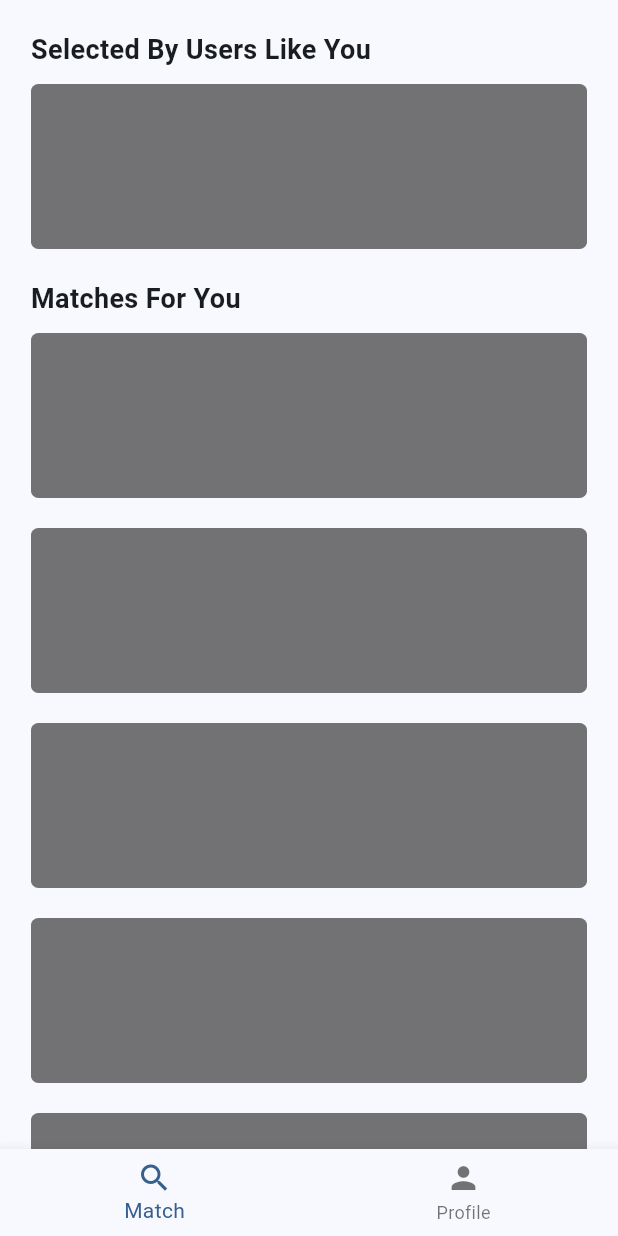
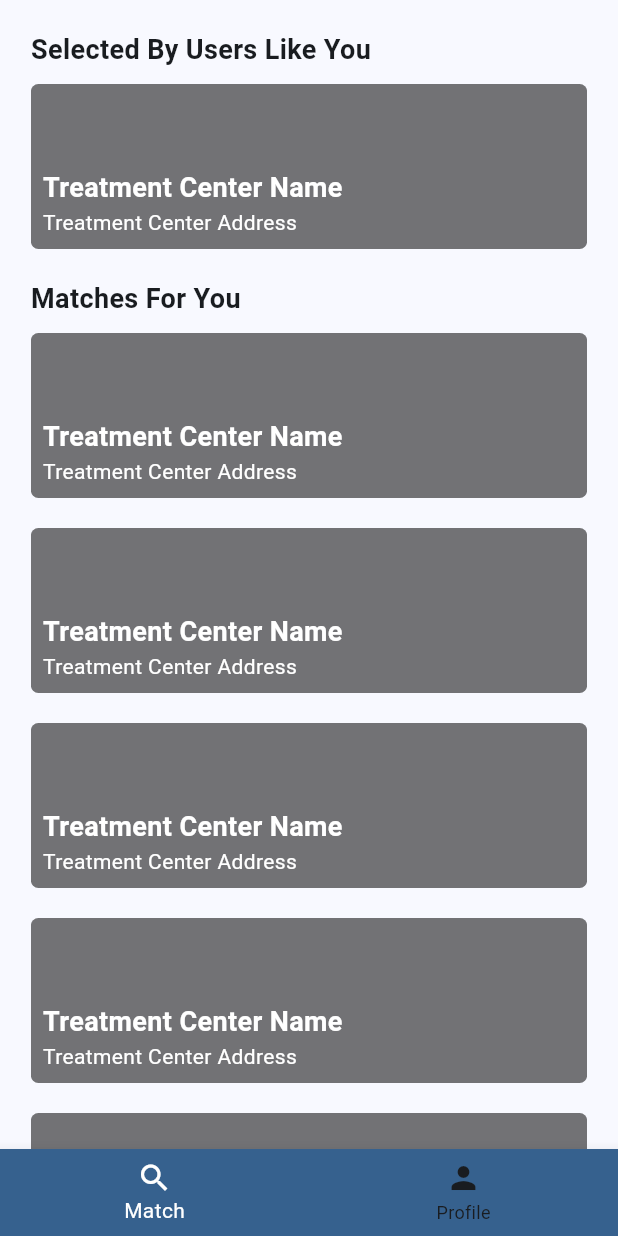
Before and after one commit to LLI1234/scd_tool, a Flutter app: the screen it shows after launch, on a phone screen of 412 x 824 dp. Run offline on Flutter 3.47's test engine with Material 3 defaults, Android fonts, the phone set to English and light mode, and no system bars.

Commit message:
Added text to Center cards & adjusted navbar style

```diff
--- a/lib/main.dart
+++ b/lib/main.dart
@@ -54,6 +54,9 @@ class _MainPageState extends State<MainPage> {
           children: screens,
         ),
         bottomNavigationBar: BottomNavigationBar(
+          backgroundColor: Theme.of(context).colorScheme.primary,
+          selectedItemColor: Theme.of(context).colorScheme.onPrimary,
+          unselectedItemColor: Theme.of(context).colorScheme.onBackground,
           items: const <BottomNavigationBarItem>[
             BottomNavigationBarItem(
               icon: Icon(Icons.search),
--- a/lib/pages/match_page.dart
+++ b/lib/pages/match_page.dart
@@ -63,6 +63,7 @@ class _MatchPageState extends State<MatchPage> {
                 CenterCard(),
                 SizedBox(height: 20.0),
                 CenterCard(),
+                SizedBox(height: 20.0),
               ],
             ),
           ),
@@ -92,7 +93,30 @@ class CenterCard extends StatelessWidget {
             ),
             width: double.infinity,
             height: 110.0,
+            child: const Padding(
+              padding: EdgeInsets.all(8.0),
+              child: Column(
+                mainAxisAlignment: MainAxisAlignment.end,
+                crossAxisAlignment: CrossAxisAlignment.start,
+                children: <Widget>[
+                  Text(
+                    'Treatment Center Name',
+                    style: TextStyle(
+                      color: Colors.white,
+                      fontSize: 18.0,
+                      fontWeight: FontWeight.bold,
                     ),
+                  ),
+                  Text(
+                    'Treatment Center Address',
+                    style: TextStyle(
+                      color: Colors.white,
+                      fontSize: 14.0,
+                    ),
+                  ),
+                ],
+              ),
+            )),
       ),
     );
   }
```
Lines whose indentation alone changed are shown as unchanged.
